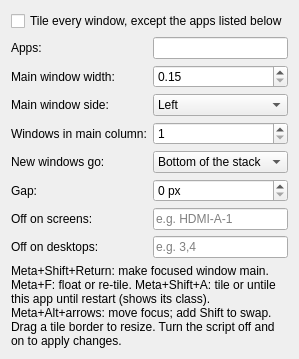
Above: package/contents/ui/config.ui from aic0d3r/stacklet before the change. Below: the same form after it.
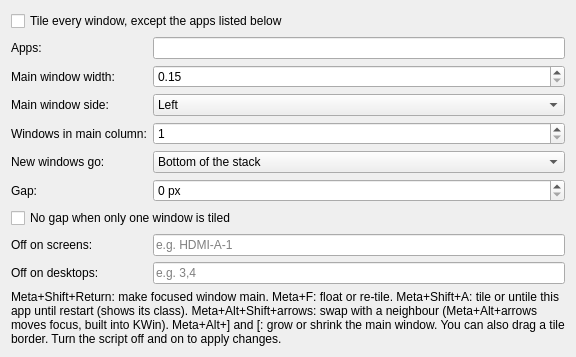
That is the form after the change.

Commit message: Add smart gaps and keyboard resize; drop focus shortcuts that clashed with KWin's Meta+Alt+arrows

Patch:
```diff
--- a/package/contents/ui/config.ui
+++ b/package/contents/ui/config.ui
@@ -84,32 +84,37 @@
      <property name="maximum"><number>64</number></property>
     </widget>
    </item>
-   <item row="7" column="0">
+   <item row="7" column="0" colspan="2">
+    <widget class="QCheckBox" name="kcfg_smartGaps">
+     <property name="text"><string>No gap when only one window is tiled</string></property>
+    </widget>
+   </item>
+   <item row="8" column="0">
     <widget class="QLabel" name="screensLabel">
      <property name="text"><string>Off on screens:</string></property>
      <property name="buddy"><cstring>kcfg_disabledScreens</cstring></property>
     </widget>
    </item>
-   <item row="7" column="1">
+   <item row="8" column="1">
     <widget class="QLineEdit" name="kcfg_disabledScreens">
      <property name="placeholderText"><string>e.g. HDMI-A-1</string></property>
     </widget>
    </item>
-   <item row="8" column="0">
+   <item row="9" column="0">
     <widget class="QLabel" name="desktopsLabel">
      <property name="text"><string>Off on desktops:</string></property>
      <property name="buddy"><cstring>kcfg_disabledDesktops</cstring></property>
     </widget>
    </item>
-   <item row="8" column="1">
+   <item row="9" column="1">
     <widget class="QLineEdit" name="kcfg_disabledDesktops">
      <property name="placeholderText"><string>e.g. 3,4</string></property>
     </widget>
    </item>
-   <item row="9" column="0" colspan="2">
+   <item row="10" column="0" colspan="2">
     <widget class="QLabel" name="hint">
      <property name="wordWrap"><bool>true</bool></property>
-     <property name="text"><string>Meta+Shift+Return: make focused window main. Meta+F: float or re-tile. Meta+Shift+A: tile or untile this app until restart (shows its class). Meta+Alt+arrows: move focus; add Shift to swap. Drag a tile border to resize. Turn the script off and on to apply changes.</string></property>
+     <property name="text"><string>Meta+Shift+Return: make focused window main. Meta+F: float or re-tile. Meta+Shift+A: tile or untile this app until restart (shows its class). Meta+Alt+Shift+arrows: swap with a neighbour (Meta+Alt+arrows moves focus, built into KWin). Meta+Alt+] and [: grow or shrink the main window. You can also drag a tile border. Turn the script off and on to apply changes.</string></property>
     </widget>
    </item>
   </layout>
```
The commit also changes 3 other files.
